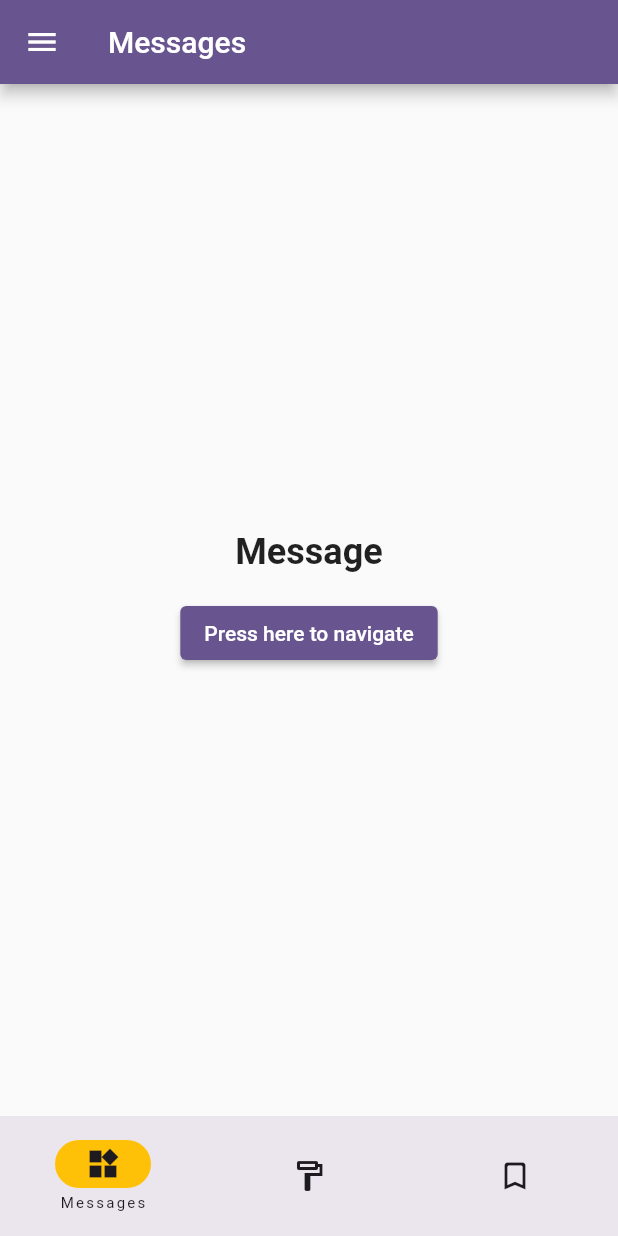
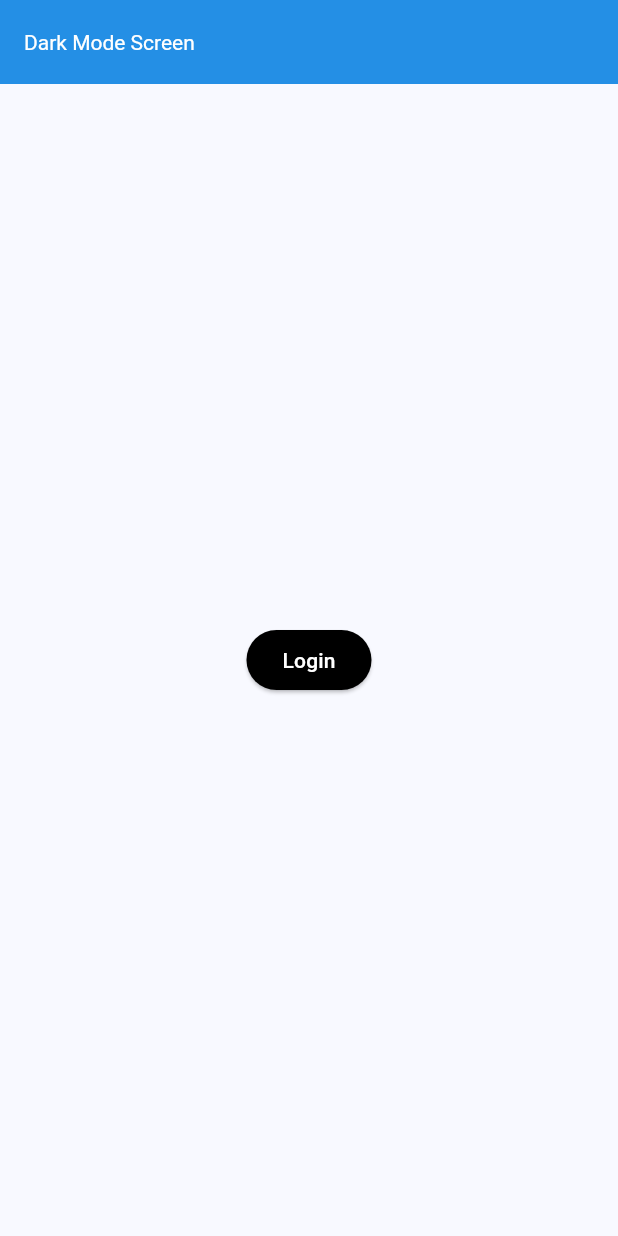
Before and after one commit to RahilRK/learning_flutter, a Flutter app: the screen it shows after launch, on a phone screen of 412 x 824 dp. Run offline on Flutter 3.47's test engine with Material 3 defaults, Android fonts, the light colour scheme and no system bars; missing offline and left inert: dart:ffi.

Commit message:
- flutter theme done.

```diff
--- a/lib/main.dart
+++ b/lib/main.dart
@@ -6,9 +6,12 @@ import 'package:intl/intl.dart';
 import 'package:learning_flutter/route_generator.dart';
 import 'package:learning_flutter/route_generator_for_bottom_nav.dart';
 import 'package:learning_flutter/route_generator_for_nav_drawer.dart';
+import 'package:learning_flutter/textStyle/appTextStyle.dart';
+import 'package:learning_flutter/theme/theme.dart';
 
 void main() {
-  runApp(const MaterialMyApp());
+  // runApp(const MaterialMyApp());
+  runApp(const DarkModeMyApp());
   // runApp(const CupertinoMyApp());
 }
 
@@ -38,16 +41,20 @@ class MaterialMyApp extends StatelessWidget {
         // tested with just a hot reload.
         colorScheme: ColorScheme.fromSeed(seedColor: Colors.deepPurple),
         useMaterial3: false,
+        textTheme: TextTheme(
+          displaySmall: TextStyle(fontSize: 14, fontWeight: FontWeight.normal, color: Colors.red),
+          displayMedium: TextStyle(fontSize: 18, fontWeight: FontWeight.w400, color: Colors.blue),
+          displayLarge: TextStyle(fontSize: 24, fontWeight: FontWeight.bold, color: Colors.green),
+        ),
       ),
       // home: const DemoScreen(title: 'Flutter Demo Home Page'),
       // home: const DemoScreen(),
       // home: const MyFormEg(),
       // home: const PopupOptionMenuEg(),
       // home: const MyHomePage(title: 'Flutter Demo Home Page'),
-      // home: DemoScreen(),
+      home: DemoScreen(),
       // home: FirstPage(),
-      // home: NavDrawer(),
-      initialRoute: '/',
+      // initialRoute: '/',
 
       /*todo 2nd way to navigate*/
       /*routes: {
@@ -55,7 +62,7 @@ class MaterialMyApp extends StatelessWidget {
       },*/
 
       /*todo 3rd way to navigate*/
-      onGenerateRoute: RouteGeneratorForNavDrawer.generateRoute,
+      // onGenerateRoute: RouteGeneratorForNavDrawer.generateRoute,
     );
   }
 }
@@ -74,6 +81,58 @@ class CupertinoMyApp extends StatelessWidget {
     );
   }
 }
+
+class DarkModeMyApp extends StatefulWidget {
+  const DarkModeMyApp({super.key});
+
+  @override
+  State<DarkModeMyApp> createState() => _DarkModeMyAppState();
+}
+
+class _DarkModeMyAppState extends State<DarkModeMyApp> {
+  @override
+  Widget build(BuildContext context) {
+    return MaterialApp(
+      theme: lightTheme,
+      darkTheme: darkTheme,
+      home: DarkModeScreen(),
+    );
+  }
+}
+
+
+class DarkModeScreen extends StatefulWidget {
+  const DarkModeScreen({super.key});
+
+  @override
+  State<DarkModeScreen> createState() => _DarkModeScreenState();
+}
+
+class _DarkModeScreenState extends State<DarkModeScreen> {
+  @override
+  Widget build(BuildContext context) {
+    return Scaffold(
+      appBar: AppBar(title: Text('Dark Mode Screen'), elevation: 16,),
+      body: Center(
+        child: Column(
+          mainAxisAlignment: MainAxisAlignment.center,
+          children: [
+            /*todo Buttons eg*/
+            Padding(
+              padding: const EdgeInsets.all(8.0),
+              child: ElevatedButton(
+                onPressed: () {},
+                child: Text('Login'),
+              ),
+            ),
+            // child: Text("Text Button"))
+          ],
+        ),
+      ),
+    );
+  }
+}
+
 
 class MyHomePage extends StatefulWidget {
   const MyHomePage({super.key, required this.title});
@@ -229,6 +288,21 @@ class _DemoScreenState extends State<DemoScreen> {
     return Scaffold(
       body: ListView(
         children: [
+
+          /*todo TextView with TextStyle theme*/
+          /*Padding(
+            padding: const EdgeInsets.all(8.0),
+            child: Column(
+              children: [
+                Text('Red', style: Theme.of(context).textTheme.displaySmall),
+                Text('Blue', style: Theme.of(context).textTheme.displayMedium),
+                Text('Green', style: Theme.of(context).textTheme.displayLarge),
+                Text('Black', style: boldItalicStyle()),
+                Text('Custom Font', style: customFontStyle()),
+              ],
+            ),
+          ),*/
+
           /*todo FutureBuilder eg*/
           Padding(
             padding: const EdgeInsets.all(8.0),
--- /dev/null
+++ b/lib/theme/theme.dart
@@ -0,0 +1,23 @@
+import 'package:flutter/material.dart';
+
+ThemeData lightTheme = ThemeData(
+  colorScheme: ColorScheme.fromSeed(
+      seedColor: Colors.blue, brightness: Brightness.light),
+  appBarTheme: AppBarTheme(color: Colors.blue, titleTextStyle: TextStyle(color: Colors.white)),
+  elevatedButtonTheme: ElevatedButtonThemeData(
+      style: ButtonStyle(
+          backgroundColor: MaterialStateProperty.all(Colors.black),
+          foregroundColor: MaterialStateProperty.all(Colors.white))),
+  // brightness: Brightness.light
+);
+
+ThemeData darkTheme = ThemeData(
+  colorScheme:
+      ColorScheme.fromSeed(seedColor: Colors.blue, brightness: Brightness.dark),
+  appBarTheme: AppBarTheme(color: Colors.blue, titleTextStyle: TextStyle(color: Colors.black)),
+  elevatedButtonTheme: ElevatedButtonThemeData(
+      style: ButtonStyle(
+          backgroundColor: MaterialStateProperty.all(Colors.white),
+          foregroundColor: MaterialStateProperty.all(Colors.black))),
+  // brightness: Brightness.dark
+);
```
Also changed, not shown: lib/textStyle/appTextStyle.dart (added, +21 -0 lines), pubspec.yaml (+7 -5 lines), fonts/nerko_one_regular.ttf (added).
